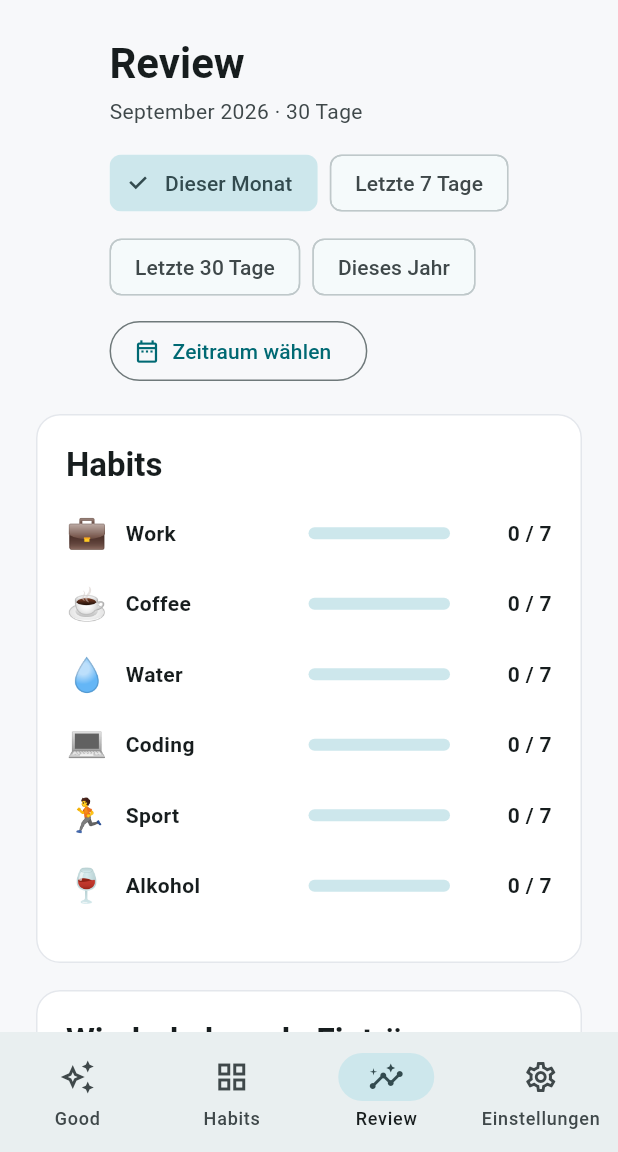
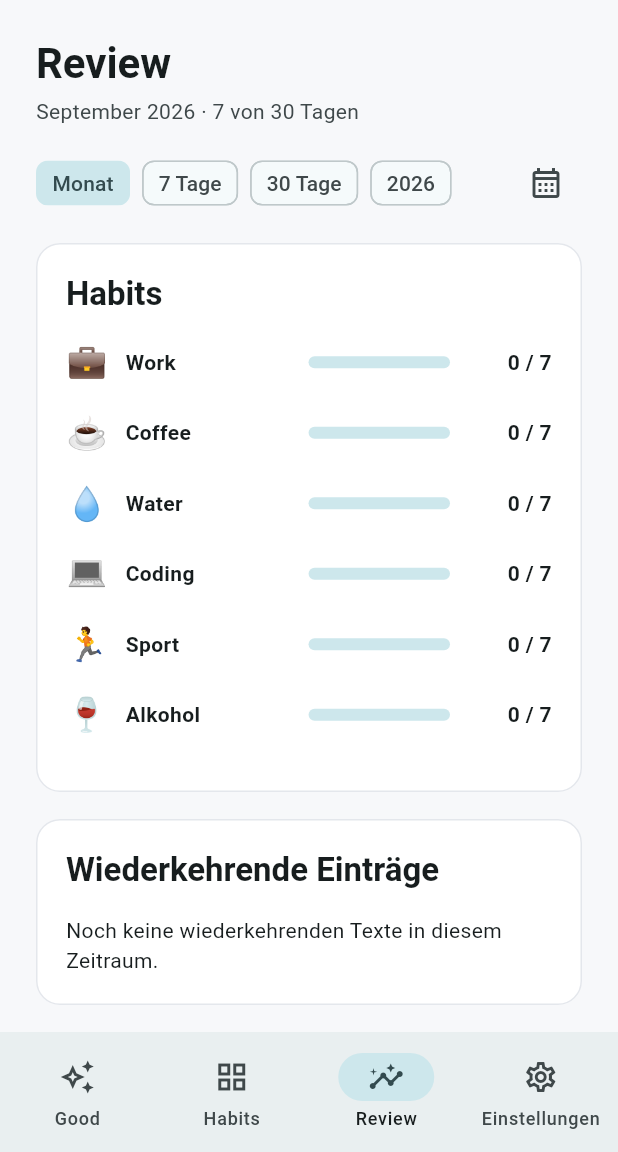
Before and after one commit to Rab2385/lighthouse_mini, a Flutter app: the screen it shows after launch, item 3 of the bottom bar chosen, on a phone screen of 412 x 824 dp, the part 84-1236 px from its top. Run offline on Flutter 3.47's test engine with Material 3 defaults, Android fonts, the phone set to English and light mode, and no system bars; our stand-ins replace sembast, sembast_web; Roboto replaces fonts that are missing (Arial).

Commit message:
feat: compact single-row range control on Review
The header's wrapping chip grid + detached "Zeitraum wählen" button took
~3 rows. Now: one row of short chips (Monat · 7 Tage · 30 Tage · 2026)
that scrolls sideways if a phone is very narrow, plus a pinned calendar
icon button that opens the date-range picker. Custom range shows as the
selected icon; its dates live in the subtitle.

Subtitle now reads "September 2026 · 7 von 30 Tagen" when the range runs
past today, so the "/7" the habit bars are scored against makes sense.

Header height drops from ~320px to ~150px.

Co-Authored-By: Claude Sonnet 5 <noreply@anthropic.com>

```diff
--- a/lib/l10n/app_strings.dart
+++ b/lib/l10n/app_strings.dart
@@ -130,14 +130,13 @@ class AppStrings {
     'Noch keine wiederkehrenden Texte in diesem Zeitraum.',
     'No recurring texts in this period yet.',
   );
-  String get thisMonth => _p('Dieser Monat', 'This month');
-  String get last7Days => _p('Letzte 7 Tage', 'Last 7 days');
-  String get last30Days => _p('Letzte 30 Tage', 'Last 30 days');
-  String get thisYear => _p('Dieses Jahr', 'This year');
+  String get rangeThisMonth => _p('Monat', 'Month');
+  String rangeLastDays(int n) => _p('$n Tage', '$n days');
   String get pickRange => _p('Zeitraum wählen', 'Choose range');
-  String pickedRange(String label) => _p('Zeitraum: $label', 'Range: $label');
   String rangeDays(int n) =>
       _en ? (n == 1 ? '$n day' : '$n days') : (n == 1 ? '$n Tag' : '$n Tage');
+  String daysElapsedOfRange(int elapsed, int total) =>
+      _p('$elapsed von $total Tagen', '$elapsed of $total days');
 
   // ---- Settings ------------------------------------------------------
   String get settingsSubtitle => _p(
--- a/lib/pages/review_page.dart
+++ b/lib/pages/review_page.dart
@@ -162,6 +162,8 @@ class _ReviewPageState extends State<ReviewPage> {
               strings: strings,
               rangeLabel: _formatRange(_range),
               rangeDays: totalRangeDays,
+              elapsedDays: habitDays,
+              year: today.year,
               preset: _preset,
               onPresetSelected: _applyPreset,
             ),
@@ -257,6 +259,8 @@ class _ReviewHeader extends StatelessWidget {
     required this.strings,
     required this.rangeLabel,
     required this.rangeDays,
+    required this.elapsedDays,
+    required this.year,
     required this.preset,
     required this.onPresetSelected,
   });
@@ -264,15 +268,27 @@ class _ReviewHeader extends StatelessWidget {
   final AppStrings strings;
   final String rangeLabel;
   final int rangeDays;
+
+  /// Days of the range that have already happened. Below [rangeDays] whenever
+  /// the range runs past today (e.g. the current month), and that's the number
+  /// the habit bars are scored against — so the subtitle spells both out.
+  final int elapsedDays;
+  final int year;
   final _RangePreset preset;
   final ValueChanged<_RangePreset> onPresetSelected;
 
   @override
   Widget build(BuildContext context) {
     final theme = Theme.of(context);
+    final colorScheme = theme.colorScheme;
+    final custom = preset == _RangePreset.custom;
+
+    final daysText = elapsedDays >= rangeDays
+        ? strings.rangeDays(rangeDays)
+        : strings.daysElapsedOfRange(elapsedDays, rangeDays);
 
     return Padding(
-      padding: const EdgeInsets.fromLTRB(24, 24, 24, 18),
+      padding: const EdgeInsets.fromLTRB(24, 24, 24, 16),
       child: Column(
         crossAxisAlignment: CrossAxisAlignment.start,
         children: [
@@ -284,49 +300,64 @@ class _ReviewHeader extends StatelessWidget {
           ),
           const SizedBox(height: 4),
           Text(
-            '$rangeLabel · ${strings.rangeDays(rangeDays)}',
-            style: TextStyle(color: theme.colorScheme.onSurfaceVariant),
+            '$rangeLabel · $daysText',
+            style: TextStyle(color: colorScheme.onSurfaceVariant),
           ),
           const SizedBox(height: 14),
-          Wrap(
-            spacing: 8,
-            runSpacing: 8,
-            crossAxisAlignment: WrapCrossAlignment.center,
+          Row(
+            children: [
+              Expanded(
+                child: SingleChildScrollView(
+                  scrollDirection: Axis.horizontal,
+                  physics: const ClampingScrollPhysics(),
+                  child: Row(
                     children: [
                       _PresetChip(
-                label: strings.thisMonth,
+                        label: strings.rangeThisMonth,
                         selected: preset == _RangePreset.thisMonth,
-                onSelected: () => onPresetSelected(_RangePreset.thisMonth),
+                        onSelected: () =>
+                            onPresetSelected(_RangePreset.thisMonth),
                       ),
+                      const SizedBox(width: 8),
                       _PresetChip(
-                label: strings.last7Days,
+                        label: strings.rangeLastDays(7),
                         selected: preset == _RangePreset.last7Days,
-                onSelected: () => onPresetSelected(_RangePreset.last7Days),
+                        onSelected: () =>
+                            onPresetSelected(_RangePreset.last7Days),
                       ),
+                      const SizedBox(width: 8),
                       _PresetChip(
-                label: strings.last30Days,
+                        label: strings.rangeLastDays(30),
                         selected: preset == _RangePreset.last30Days,
-                onSelected: () => onPresetSelected(_RangePreset.last30Days),
+                        onSelected: () =>
+                            onPresetSelected(_RangePreset.last30Days),
                       ),
+                      const SizedBox(width: 8),
                       _PresetChip(
-                label: strings.thisYear,
+                        label: '$year',
                         selected: preset == _RangePreset.thisYear,
-                onSelected: () => onPresetSelected(_RangePreset.thisYear),
+                        onSelected: () =>
+                            onPresetSelected(_RangePreset.thisYear),
                       ),
-              OutlinedButton.icon(
+                    ],
+                  ),
+                ),
+              ),
+              const SizedBox(width: 8),
+              IconButton(
                 onPressed: () => onPresetSelected(_RangePreset.custom),
-                icon: const Icon(Icons.date_range_outlined, size: 18),
-                label: Text(
-                  preset == _RangePreset.custom
-                      ? strings.pickedRange(rangeLabel)
-                      : strings.pickRange,
+                isSelected: custom,
+                tooltip: strings.pickRange,
+                icon: const Icon(Icons.calendar_month_outlined),
+                selectedIcon: const Icon(Icons.calendar_month),
+                style: IconButton.styleFrom(
+                  backgroundColor: custom
+                      ? colorScheme.secondaryContainer
+                      : null,
+                  foregroundColor: custom
+                      ? colorScheme.onSecondaryContainer
+                      : colorScheme.onSurfaceVariant,
                 ),
-                style: preset == _RangePreset.custom
-                    ? OutlinedButton.styleFrom(
-                        backgroundColor: theme.colorScheme.secondaryContainer,
-                        foregroundColor: theme.colorScheme.onSecondaryContainer,
-                      )
-                    : null,
               ),
             ],
           ),
@@ -353,6 +384,11 @@ class _PresetChip extends StatelessWidget {
       label: Text(label),
       selected: selected,
       onSelected: (_) => onSelected(),
+      showCheckmark: false,
+      visualDensity: VisualDensity.compact,
+      materialTapTargetSize: MaterialTapTargetSize.shrinkWrap,
+      labelPadding: const EdgeInsets.symmetric(horizontal: 2),
+      padding: const EdgeInsets.symmetric(horizontal: 8, vertical: 6),
     );
   }
 }
```
Lines whose indentation alone changed are shown as unchanged.
